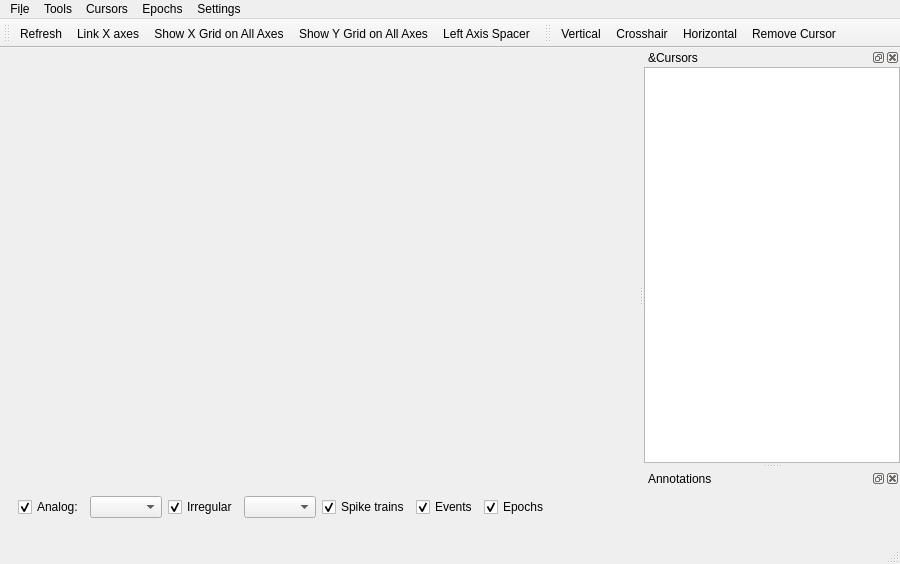
ctigaret/scipyen, file src/scipyen/gui/signalviewer.ui: the form before one commit.
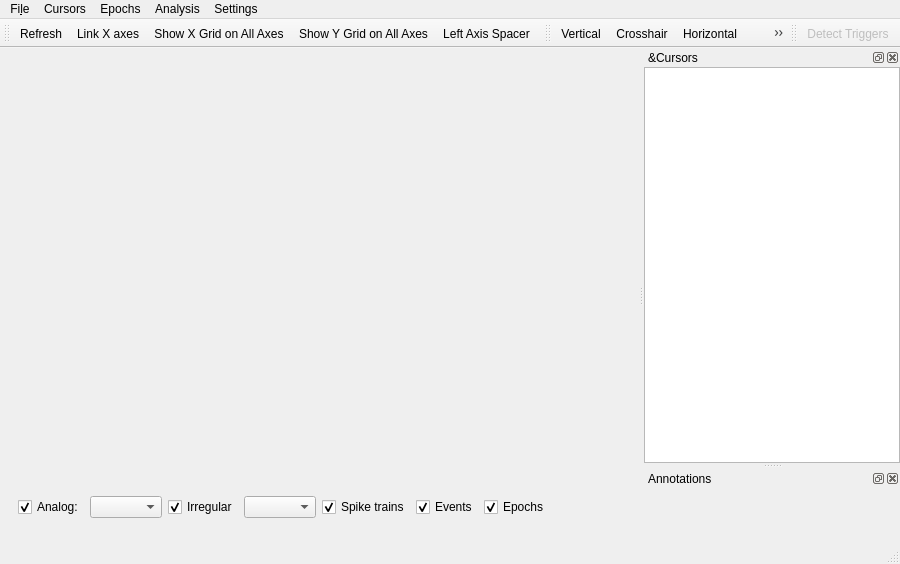
The form after the commit. Icons and pictures are not drawn. Custom widgets are drawn as their Qt base class.

What changed in the file:
```diff
--- a/src/scipyen/gui/signalviewer.ui
+++ b/src/scipyen/gui/signalviewer.ui
@@ -151,7 +151,7 @@
    </widget>
    <widget class="QMenu" name="menuTools">
     <property name="title">
-     <string>Tools</string>
+     <string>Analysis</string>
     </property>
     <addaction name="actionDetect_Triggers"/>
    </widget>
@@ -290,9 +290,9 @@
     <addaction name="makeEpochsInDataMenu"/>
    </widget>
    <addaction name="menuFile"/>
-   <addaction name="menuTools"/>
    <addaction name="cursorsMenu"/>
    <addaction name="epochsMenu"/>
+   <addaction name="menuTools"/>
    <addaction name="menuSettings"/>
   </widget>
   <widget class="QStatusBar" name="statusbar"/>
@@ -376,6 +376,18 @@
    <addaction name="actionHorizontal_Cursor"/>
    <addaction name="actionRemove_Cursor"/>
   </widget>
+  <widget class="QToolBar" name="triggersToolBar">
+   <property name="windowTitle">
+    <string>Triggers</string>
+   </property>
+   <attribute name="toolBarArea">
+    <enum>TopToolBarArea</enum>
+   </attribute>
+   <attribute name="toolBarBreak">
+    <bool>false</bool>
+   </attribute>
+   <addaction name="actionDetect_Triggers"/>
+  </widget>
   <action name="actionClose">
    <property name="text">
     <string>&amp;Close</string>
@@ -458,6 +470,12 @@
    </property>
   </action>
   <action name="actionDetect_Triggers">
+   <property name="enabled">
+    <bool>false</bool>
+   </property>
+   <property name="icon">
+    <iconset theme="mark-location"/>
+   </property>
    <property name="text">
     <string>Detect Triggers</string>
    </property>
```
Left out of the diff: 41 changed lines with no effect on the pictures.
